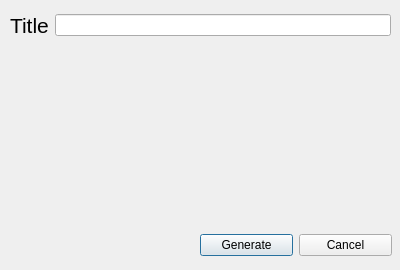
This is Qt_Designer/heatmapchartdialog.ui in bb305496/CSV_Weather_Dashboard as Qt 5 draws it before an edit. The edited form follows.
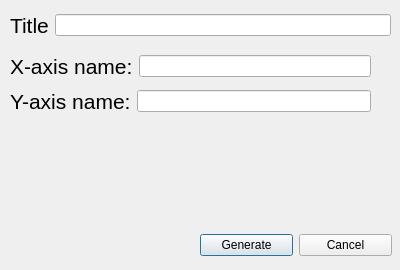
This is the edited form. Icons and pictures are not drawn.

Commit message: Add heatmap axis label

```diff
--- a/Qt_Designer/heatmapchartdialog.ui
+++ b/Qt_Designer/heatmapchartdialog.ui
@@ -32,7 +32,7 @@
   <property name="styleSheet">
    <string notr="true"/>
   </property>
-  <widget class="QWidget" name="">
+  <widget class="QWidget" name="layoutWidget">
    <property name="geometry">
     <rect>
      <x>200</x>
@@ -58,7 +58,7 @@
     </item>
    </layout>
   </widget>
-  <widget class="QWidget" name="">
+  <widget class="QWidget" name="layoutWidget">
    <property name="geometry">
     <rect>
      <x>10</x>
@@ -85,6 +85,56 @@
     </item>
    </layout>
   </widget>
+  <widget class="QWidget" name="layoutWidget_2">
+   <property name="geometry">
+    <rect>
+     <x>10</x>
+     <y>50</y>
+     <width>361</width>
+     <height>68</height>
+    </rect>
+   </property>
+   <layout class="QVBoxLayout" name="verticalLayout">
+    <item>
+     <layout class="QHBoxLayout" name="horizontalLayout_5">
+      <item>
+       <widget class="QLabel" name="label_2">
+        <property name="font">
+         <font>
+          <pointsize>16</pointsize>
+         </font>
+        </property>
+        <property name="text">
+         <string>X-axis name:</string>
+        </property>
+       </widget>
+      </item>
+      <item>
+       <widget class="QLineEdit" name="xAxislineEdit"/>
+      </item>
+     </layout>
+    </item>
+    <item>
+     <layout class="QHBoxLayout" name="horizontalLayout_4">
+      <item>
+       <widget class="QLabel" name="label_3">
+        <property name="font">
+         <font>
+          <pointsize>16</pointsize>
+         </font>
+        </property>
+        <property name="text">
+         <string>Y-axis name:</string>
+        </property>
+       </widget>
+      </item>
+      <item>
+       <widget class="QLineEdit" name="yAxislineEdit"/>
+      </item>
+     </layout>
+    </item>
+   </layout>
+  </widget>
  </widget>
  <resources/>
  <connections/>
```
The commit also changes 3 other files.
